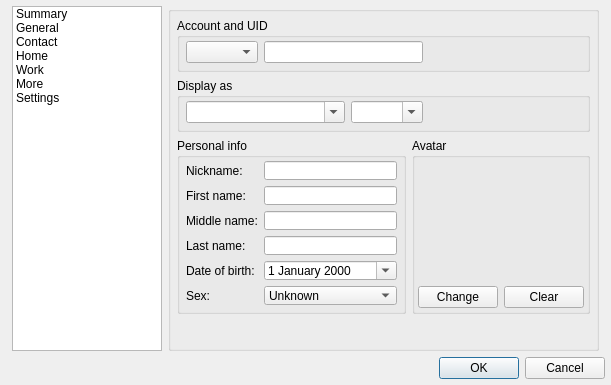
First picture: the form in src/widgets/windows/ContactWindow.ui, repository KittyIM/Client, before the edit.
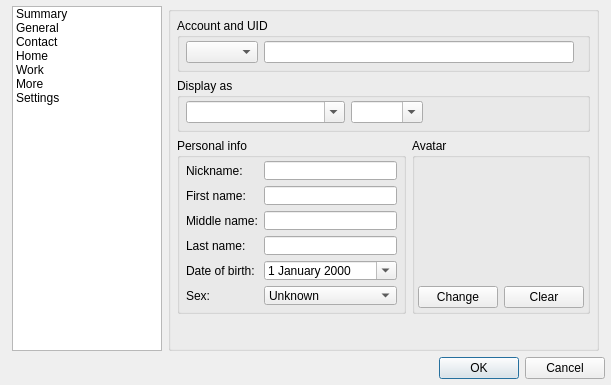
Second picture: the form after the edit. The open tabs and pages were chosen to show the change. Icons and pictures are not drawn.

Commit message: Added splitter to history window.

Patch:
```diff
--- a/src/widgets/windows/ContactWindow.ui
+++ b/src/widgets/windows/ContactWindow.ui
@@ -159,12 +159,6 @@
                <property name="orientation">
                 <enum>Qt::Horizontal</enum>
                </property>
-               <property name="sizeHint" stdset="0">
-                <size>
-                 <width>151</width>
-                 <height>20</height>
-                </size>
-               </property>
               </spacer>
              </item>
             </layout>
```
The commit also changes 2 other files.
